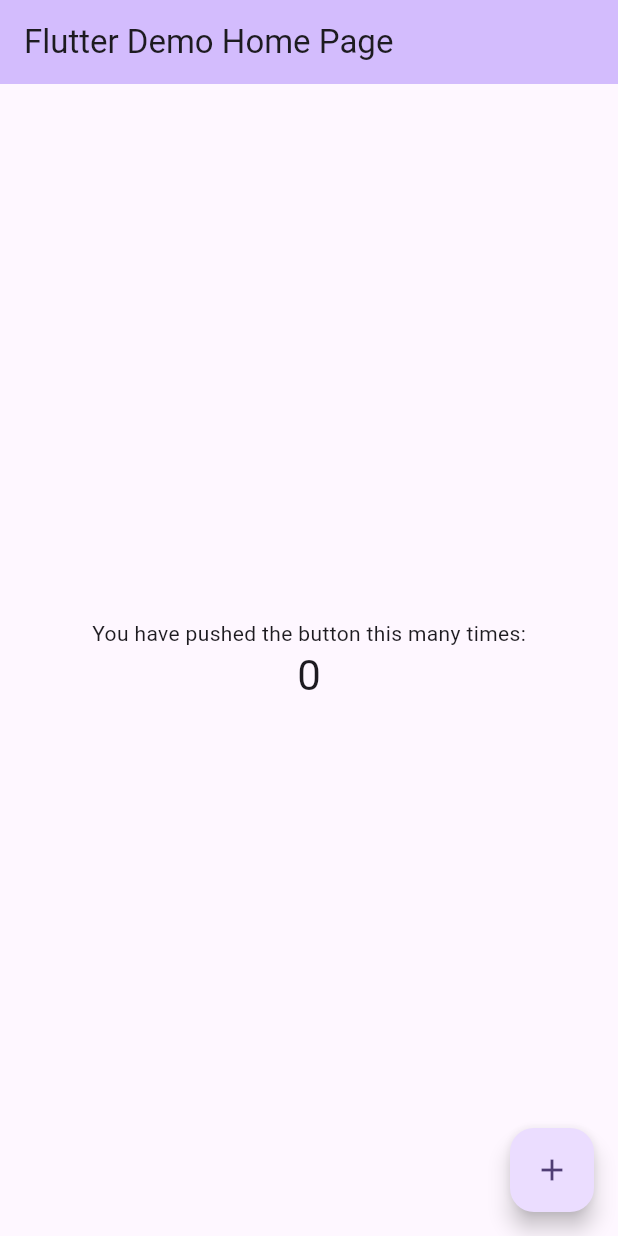
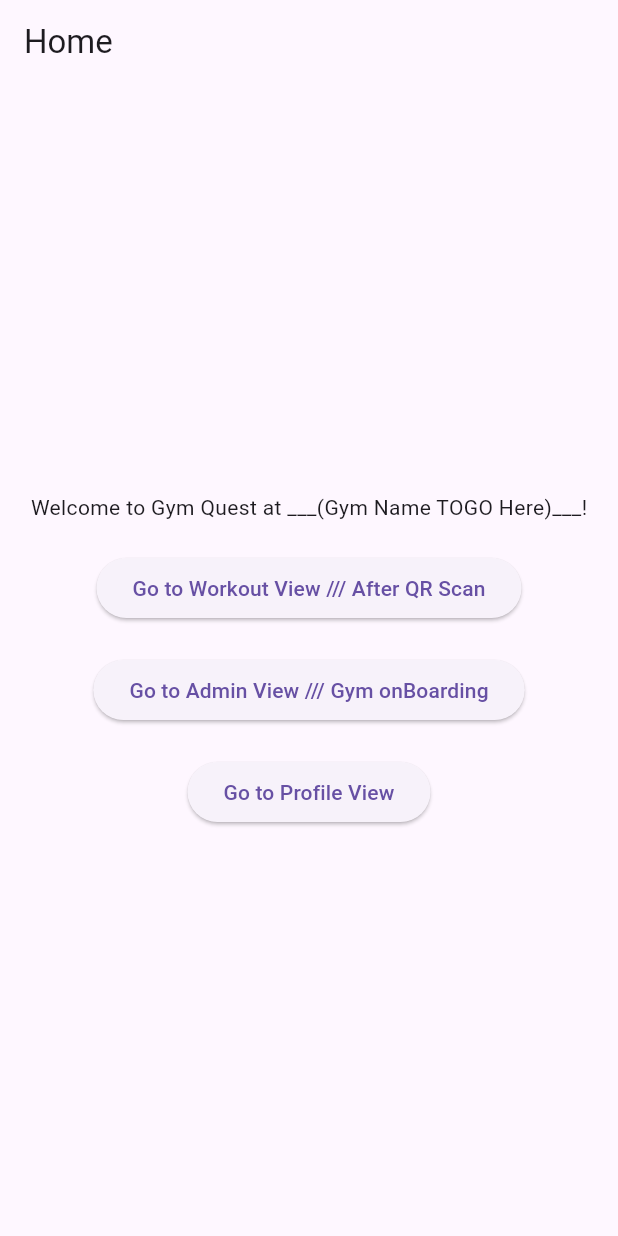
Before and after one commit to nobleideas/gymquest1, a Flutter app: the screen it shows after launch, on a phone screen of 412 x 824 dp. Run offline on Flutter 3.47's test engine with Material 3 defaults, Android fonts, the light colour scheme and no system bars.

Commit message:
5. Homeview, HomeController, and User Class were added
6. Updated Homeview with links to AdminView, WorkoutView, and ProfileView(s).
Created Workout Controller. Created Gym, User, and Workout Classes.

```diff
--- /dev/null
+++ b/gym_quest/lib/controller/home_controller.dart
@@ -0,0 +1,7 @@
+class HomeController {
+  Future<String> loadWelcomeMessage() async {
+    // This would normally call a model/service
+    await Future.delayed(Duration(seconds: 1));
+    return "Welcome to Gym Quest at ___(Gym Name TOGO Here)___!";
+  }
+}
--- /dev/null
+++ b/gym_quest/lib/controller/workout_controller.dart
@@ -0,0 +1,15 @@
+import 'package:gym_quest/model/workout.dart';
+
+class WorkoutController {
+  Future<String> loadWelcomeMessage() async {
+    // This would normally call a model/service
+    await Future.delayed(Duration(seconds: 1));
+    return "Welcome to Gym Quest!";
+  }
+
+  Workout getCurrentWorkout() {
+    // This would normally fetch from a model/service
+    return Workout(id: "1", name: "Lat Pull Downs", imagePath: "assets/images/latpulldown.jpg",
+    pop: "pull", mof: "machine", muscleGroup: MuscleGroup.back);
+  }
+}
--- a/gym_quest/lib/main.dart
+++ b/gym_quest/lib/main.dart
@@ -1,122 +1,21 @@
 import 'package:flutter/material.dart';
+import 'view/home_view.dart';
 
 void main() {
-  runApp(const MyApp());
+  runApp(MyApp());
 }
 
 class MyApp extends StatelessWidget {
   const MyApp({super.key});
 
-  // This widget is the root of your application.
   @override
   Widget build(BuildContext context) {
     return MaterialApp(
-      title: 'Flutter Demo',
+      title: 'Gym Quest',
       theme: ThemeData(
-        // This is the theme of your application.
-        //
-        // TRY THIS: Try running your application with "flutter run". You'll see
-        // the application has a purple toolbar. Then, without quitting the app,
-        // try changing the seedColor in the colorScheme below to Colors.green
-        // and then invoke "hot reload" (save your changes or press the "hot
-        // reload" button in a Flutter-supported IDE, or press "r" if you used
-        // the command line to start the app).
-        //
-        // Notice that the counter didn't reset back to zero; the application
-        // state is not lost during the reload. To reset the state, use hot
-        // restart instead.
-        //
-        // This works for code too, not just values: Most code changes can be
-        // tested with just a hot reload.
-        colorScheme: ColorScheme.fromSeed(seedColor: Colors.deepPurple),
+        primarySwatch: Colors.blue,
       ),
-      home: const MyHomePage(title: 'Flutter Demo Home Page'),
+      home: HomeView(), // your starting view
     );
   }
 }
-
-class MyHomePage extends StatefulWidget {
-  const MyHomePage({super.key, required this.title});
-
-  // This widget is the home page of your application. It is stateful, meaning
-  // that it has a State object (defined below) that contains fields that affect
-  // how it looks.
-
-  // This class is the configuration for the state. It holds the values (in this
-  // case the title) provided by the parent (in this case the App widget) and
-  // used by the build method of the State. Fields in a Widget subclass are
-  // always marked "final".
-
-  final String title;
-
-  @override
-  State<MyHomePage> createState() => _MyHomePageState();
-}
-
-class _MyHomePageState extends State<MyHomePage> {
-  int _counter = 0;
-
-  void _incrementCounter() {
-    setState(() {
-      // This call to setState tells the Flutter framework that something has
-      // changed in this State, which causes it to rerun the build method below
-      // so that the display can reflect the updated values. If we changed
-      // _counter without calling setState(), then the build method would not be
-      // called again, and so nothing would appear to happen.
-      _counter++;
-    });
-  }
-
-  @override
-  Widget build(BuildContext context) {
-    // This method is rerun every time setState is called, for instance as done
-    // by the _incrementCounter method above.
-    //
-    // The Flutter framework has been optimized to make rerunning build methods
-    // fast, so that you can just rebuild anything that needs updating rather
-    // than having to individually change instances of widgets.
-    return Scaffold(
-      appBar: AppBar(
-        // TRY THIS: Try changing the color here to a specific color (to
-        // Colors.amber, perhaps?) and trigger a hot reload to see the AppBar
-        // change color while the other colors stay the same.
-        backgroundColor: Theme.of(context).colorScheme.inversePrimary,
-        // Here we take the value from the MyHomePage object that was created by
-        // the App.build method, and use it to set our appbar title.
-        title: Text(widget.title),
-      ),
-      body: Center(
-        // Center is a layout widget. It takes a single child and positions it
-        // in the middle of the parent.
-        child: Column(
-          // Column is also a layout widget. It takes a list of children and
-          // arranges them vertically. By default, it sizes itself to fit its
-          // children horizontally, and tries to be as tall as its parent.
-          //
-          // Column has various properties to control how it sizes itself and
-          // how it positions its children. Here we use mainAxisAlignment to
-          // center the children vertically; the main axis here is the vertical
-          // axis because Columns are vertical (the cross axis would be
-          // horizontal).
-          //
-          // TRY THIS: Invoke "debug painting" (choose the "Toggle Debug Paint"
-          // action in the IDE, or press "p" in the console), to see the
-          // wireframe for each widget.
-          mainAxisAlignment: MainAxisAlignment.center,
-          children: <Widget>[
-            const Text('You have pushed the button this many times:'),
-            Text(
-              '$_counter',
-              style: Theme.of(context).textTheme.headlineMedium,
-            ),
-          ],
-        ),
-      ),
-      floatingActionButton: FloatingActionButton(
-        onPressed: _incrementCounter,
-        tooltip: 'Increment',
-        child: const Icon(Icons.add),
-      ), // This trailing comma makes auto-formatting nicer for build methods.
-    );
-  }
-}
--- /dev/null
+++ b/gym_quest/lib/model/gym.dart
@@ -0,0 +1,9 @@
+import 'user.dart';
+
+class Gym {
+  final String id;
+  final String name;
+  final User admin;
+
+  Gym({required this.id, required this.name, required this.admin});
+}
--- /dev/null
+++ b/gym_quest/lib/model/user.dart
@@ -0,0 +1,9 @@
+class User {
+  final String id;
+  final String name;
+  final String email;
+  final String role;
+
+  User({required this.id, required this.name, required this.email,
+  required this.role});
+}
--- /dev/null
+++ b/gym_quest/lib/model/workout.dart
@@ -0,0 +1,19 @@
+enum MuscleGroup { chest, back, legs, arms, shoulders, core, fullBody }
+
+class Workout {
+  final String id;
+  final String name;
+  final String imagePath;
+  final String pop;
+  final String mof;
+  final MuscleGroup muscleGroup;
+
+  Workout({
+    required this.id,
+    required this.name,
+    required this.imagePath,
+    required this.pop,
+    required this.mof,
+    required this.muscleGroup,
+  });
+}
--- /dev/null
+++ b/gym_quest/lib/view/home_view.dart
@@ -0,0 +1,62 @@
+import 'package:flutter/material.dart';
+import 'package:gym_quest/view/profile_view.dart';
+import '../controller/home_controller.dart';
+import 'workout_view.dart';
+import 'admin_view.dart';
+
+class HomeView extends StatelessWidget {
+  final HomeController controller = HomeController();
+
+  HomeView({super.key});
+
+  @override
+  Widget build(BuildContext context) {
+    return Scaffold(
+      appBar: AppBar(title: Text('Home')),
+      body: Center(
+        child: Column(
+          mainAxisAlignment: MainAxisAlignment.center,
+          children: [
+            FutureBuilder<String>(
+              future: controller.loadWelcomeMessage(),
+              builder: (context, snapshot) {
+                if (!snapshot.hasData) return CircularProgressIndicator();
+                return Text(snapshot.data!);
+              },
+            ),
+            SizedBox(height: 20),
+            ElevatedButton(
+              onPressed: () {
+                Navigator.push(
+                  context,
+                  MaterialPageRoute(builder: (context) => const WorkoutView()),
+                );
+              },
+              child: Text('Go to Workout View /// After QR Scan'),
+            ),
+            SizedBox(height: 20),
+            ElevatedButton(
+              onPressed: () {
+                Navigator.push(
+                  context,
+                  MaterialPageRoute(builder: (context) => const AdminView()),
+                );
+              },
+              child: Text('Go to Admin View /// Gym onBoarding'),
+            ),
+            SizedBox(height: 20),
+            ElevatedButton(
+              onPressed: () {
+                Navigator.push(
+                  context,
+                  MaterialPageRoute(builder: (context) => const ProfileView()),
+                );
+              },
+              child: Text('Go to Profile View'),
+            ),
+          ],
+        ),
+      ),
+    );
+  }
+}
--- a/gym_quest/pubspec.yaml
+++ b/gym_quest/pubspec.yaml
@@ -51,6 +51,8 @@ dev_dependencies:
 
 # The following section is specific to Flutter packages.
 flutter:
+  assets:
+    - assets/images/latpulldown.jpg
 
   # The following line ensures that the Material Icons font is
   # included with your application, so that you can use the icons in
```
Also changed, not shown: gym_quest/lib/view/admin_view.dart (added, +23 -0 lines), gym_quest/lib/view/profile_view.dart (added, +23 -0 lines), gym_quest/lib/view/workout_view.dart (added, +243 -0 lines), gym_quest/assets/images/latpulldown.jpg (added), 2 other files.
